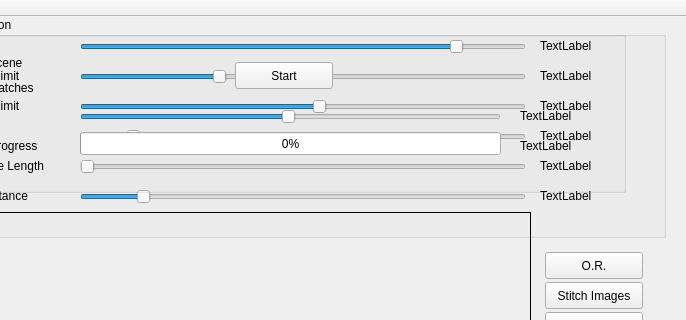
This is mainwindow.ui in ironage/VISOR as Qt 5 draws it before an edit; both pictures show x 90 to 776 and y 0 to 320 of the 776 by 591 pixel window. The edited form follows.
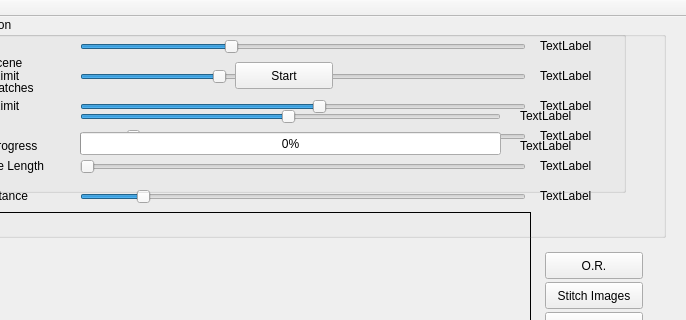
This is the edited form.

Commit message: fixed gaussian blur slider, moved saveImage to SharedFunctions

Diff of the .ui file:
```diff
--- a/mainwindow.ui
+++ b/mainwindow.ui
@@ -380,7 +380,7 @@
       <number>1</number>
      </property>
      <property name="maximum">
-      <number>22</number>
+      <number>55</number>
      </property>
      <property name="singleStep">
       <number>1</number>
```
The commit also changes 4 other files.
